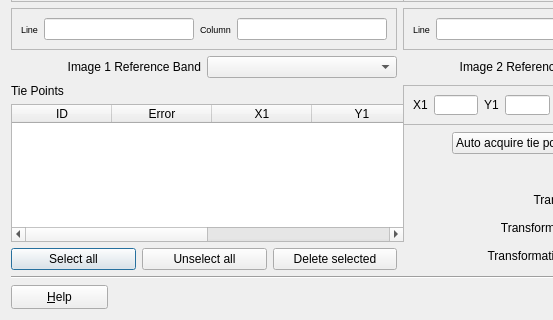
Old version of the form src/terralib/qt/widgets/rp/ui/TiePointsLocatorForm.ui in the repository claudiobogossian/terralib5; both pictures show x 0 to 553 and y 280 to 600 of the 800 by 600 pixel window.
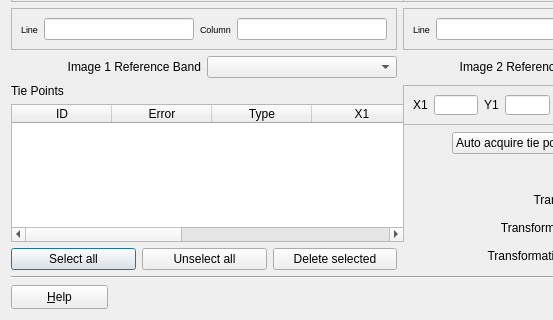
New version of the form.

Commit message: adding maximum images offset estimate by using manual selected points

What changed in the file:
```diff
--- a/src/terralib/qt/widgets/rp/ui/TiePointsLocatorForm.ui
+++ b/src/terralib/qt/widgets/rp/ui/TiePointsLocatorForm.ui
@@ -303,6 +303,11 @@
          <string>Error</string>
         </property>
        </column>
+       <column>
+        <property name="text">
+         <string>Type</string>
+        </property>
+       </column>
        <column>
         <property name="text">
          <string>X1</string>
```
The commit also changes 2 other files.
